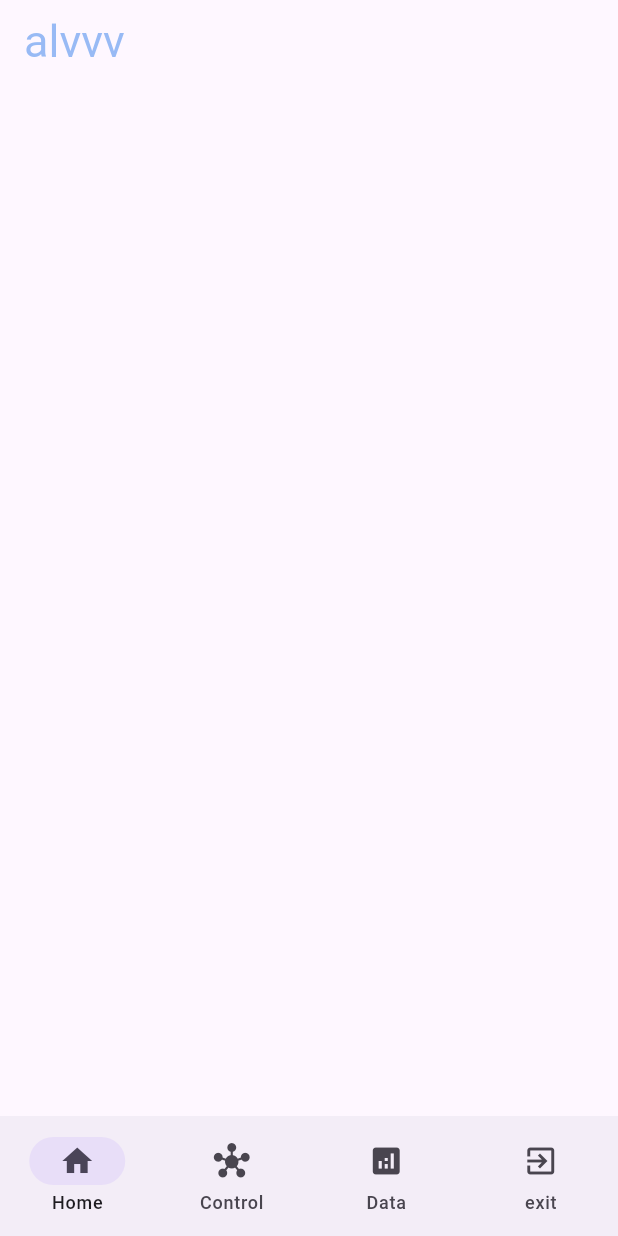
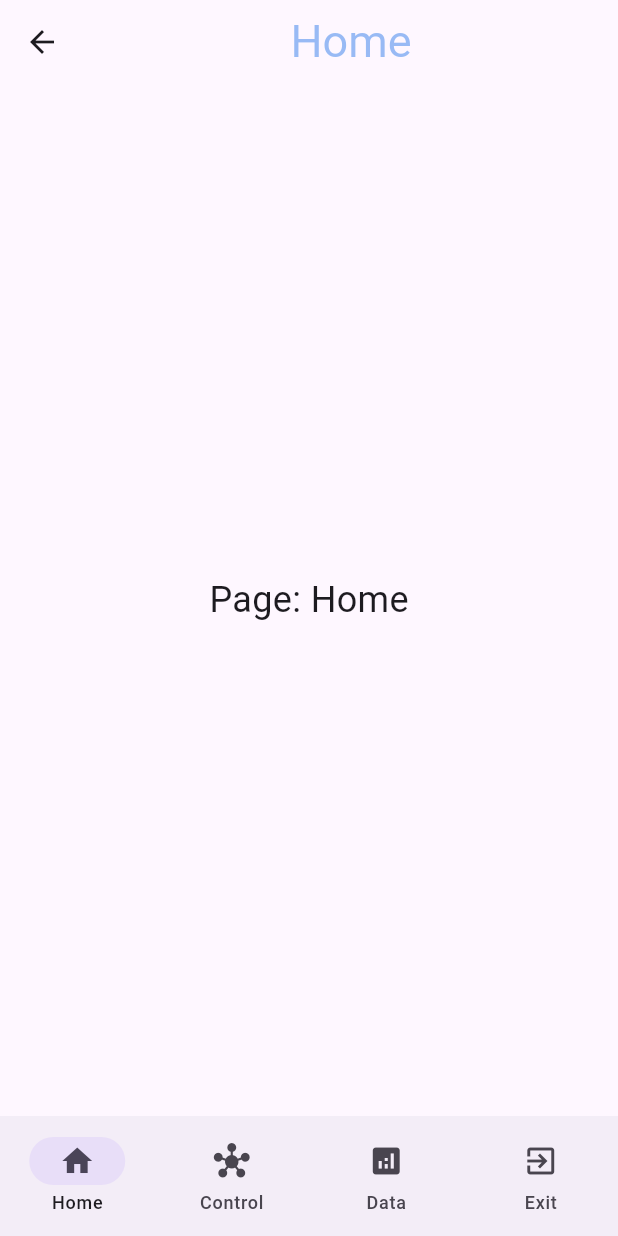
Before and after one commit to aeurza/UI-Shome, a Flutter app: the homePage screen opened directly, on a phone screen of 412 x 824 dp. Run offline on Flutter 3.47's test engine with Material 3 defaults, Android fonts, the phone set to English and light mode, and no system bars.

Commit message:
no comments

```diff
--- a/lib/main.dart
+++ b/lib/main.dart
@@ -1,5 +1,6 @@
 import 'package:flutter/material.dart';
 import 'package:shome/screens/homePage.dart';
+import 'package:shome/screens/login.dart';
 
 void main() => runApp(const MyApp());
 
@@ -11,8 +12,8 @@
     return MaterialApp(
       debugShowCheckedModeBanner: false,
       title: 'Smart Home',
-      // home: const Login(),
-      home: const homePage(),
+      home: const Login(),
+      // home: const homePage(),
     );
   }
 }
--- a/lib/screens/homePage.dart
+++ b/lib/screens/homePage.dart
@@ -1,21 +1,46 @@
 import 'package:flutter/material.dart';
 
-class homePage extends StatelessWidget {
+class homePage extends StatefulWidget {
   const homePage({super.key});
 
   @override
+  State<homePage> createState() => _homePageState();
+}
+
+class _homePageState extends State<homePage> {
+  int _selectedIndex = 0;
+  final List<String> _pageTitles = [
+    "Home",
+    "Control",
+    "Data",
+    "Exit"
+  ];
+
+  @override
   Widget build(BuildContext context) {
-    return Scaffold(
+
+    return  Scaffold(
+
+
+
       appBar: AppBar(
         // backgroundColor: ,
-        title: const Text(
-          'alvvv',
-          textAlign: TextAlign.center,
-          style: TextStyle(color: Color.fromARGB(107, 11, 102, 230), fontSize: 30),
+        title: Center(
+          child: Text(
+            _pageTitles[_selectedIndex],
+            textAlign: TextAlign.center,
+            style: TextStyle(color: Color.fromARGB(107, 11, 102, 230), fontSize: 30),
+          ),
         ),
       ),
+
       bottomNavigationBar: NavigationBar(
-        destinations: const [
+        onDestinationSelected: (int index) {
+          setState(() {
+            _selectedIndex = index;
+          });
+        },
+        destinations: const <Widget>[
           NavigationDestination(
             icon: Icon(Icons.home),
             label: 'Home',
@@ -30,11 +55,17 @@
           ),
           NavigationDestination(
             icon: Icon(Icons.exit_to_app),
-            label: 'exit',
+            label: 'Exit',
           ), //
         ],
       ),
-      body: Container(),
+
+      body: Center(
+        child: Text(
+          'Page: ${_pageTitles[_selectedIndex]}',
+          style: const TextStyle(fontSize: 24),
+        ),
+      ),
     );
   }
 }
```
